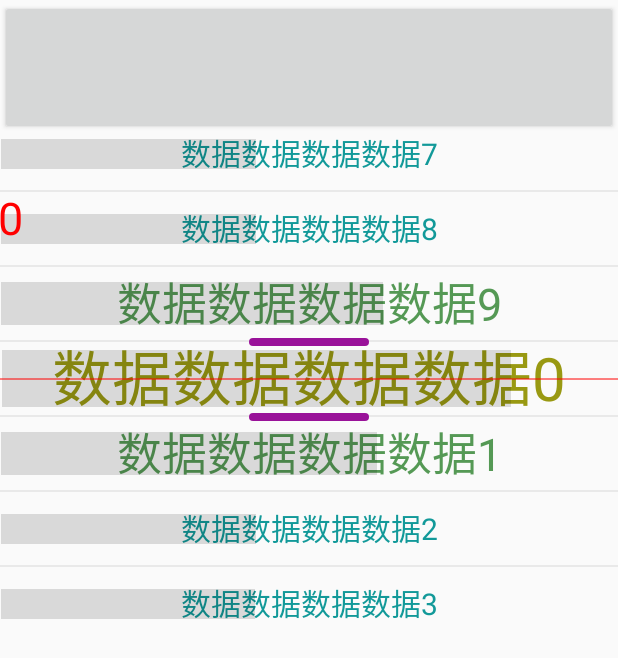
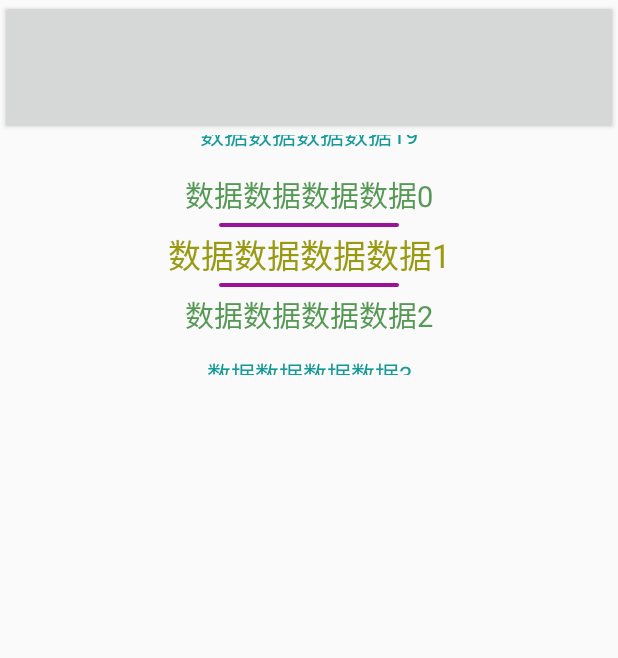
Before and after one commit to waterfaity/WaterFairyLibrary, an Android app: the screen it shows after launch (MainActivity), on a phone screen of 412 x 824 dp. Shown: the top 658 px of the screen. Run offline under Robolectric (Android 15) with nearby library versions, the phone set to English and light mode, and no system bars.

Commit message:
1.优化

```diff
--- a/app/src/main/java/com/waterfairy/application/MainActivity.kt
+++ b/app/src/main/java/com/waterfairy/application/MainActivity.kt
@@ -6,6 +6,7 @@ import com.google.android.material.snackbar.Snackbar
 import androidx.appcompat.app.AppCompatActivity
 import android.view.Menu
 import android.view.MenuItem
+import kotlinx.android.synthetic.main.activity_main.*
 
 class MainActivity : AppCompatActivity() {
 
@@ -13,6 +14,9 @@ class MainActivity : AppCompatActivity() {
         super.onCreate(savedInstanceState)
         setContentView(R.layout.activity_main)
 
+        pick_view.setOnPickListener { button.text = it.toString() }
+        button.setOnClickListener { view -> pick_view.currentPos = 10 }
+
     }
 
 
--- a/app/src/main/res/layout/activity_main.xml
+++ b/app/src/main/res/layout/activity_main.xml
@@ -8,25 +8,29 @@
     tools:context=".MainActivity">
 
     <Button
+        android:id="@+id/button"
         android:layout_width="match_parent"
         android:layout_height="90dp" />
 
 
     <com.waterfairy.librarypickerview.PickerView
+        android:id="@+id/pick_view"
         android:layout_width="match_parent"
-        android:layout_height="326dp"
+        android:layout_height="160dp"
         android:layout_gravity="center"
         app:centerDataTextColor="#999912"
-        app:centerDataTextSize="40dp"
+        app:centerDataTextSize="22dp"
+        app:currentPos="1"
         app:diverLineColor="#991299"
-        app:diverLineHeight="6dp"
+        app:diverLineHeight="3dp"
         app:diverLineRadius="5dp"
-        app:diverLineWidth="80dp"
+        app:diverLineWidth="120dp"
         app:firstDataTextColor="#129999"
-        app:firstDataTextSize="20dp"
-        app:itemHeight="50dp"
+        app:firstDataTextSize="16dp"
+        app:flyingAble="true"
+        app:itemHeight="40dp"
         app:loopAble="true"
-        app:showDataSize="4"
+        app:showDataSize="5"
         app:showStyle="CENTER" />
 
 
--- a/libraryPickerView/src/main/java/com/waterfairy/librarypickerview/PickerView.java
+++ b/libraryPickerView/src/main/java/com/waterfairy/librarypickerview/PickerView.java
@@ -32,7 +32,7 @@ public class PickerView extends View {
     //当前位置
     private int currentPos = 0;
     //展示的数据个数
-    private int showDataSize = 3;
+    private int showDataSize = 5;
     //偏移量
     private int firstDataTransX;
     private int centerDataTransX;
@@ -42,6 +42,9 @@ public class PickerView extends View {
     //文本颜色
     private int firstDataTextColor = Color.CYAN;
     private int centerDataTextColor = Color.BLUE;
+
+    private boolean loopAble = true;
+    private boolean flyingAble = true;
 
     //分割线
     private int diverLineWidth;
@@ -69,10 +72,12 @@ public class PickerView extends View {
     private int dTransX;
 
 
-    //初始滚动X
-    private int oriScrollY;
+    //初始滚动X(非循环最大滚动Y)
+    private float oriScrollY;
+    //非循环 最小滚动y
+    private float oriMinScrollY;
     //滚动x
-    private int scrollY;
+    private float scrollY;
     //中间数据: 计算文本宽高数值
     private final Rect tempRect = new Rect();
     //按下y坐标
@@ -86,6 +91,13 @@ public class PickerView extends View {
     //手指松开  自动滚到到当前下标
     private final AnimEndTool animEndTool;
 
+    //触摸移动
+    private final int MOVE_TYPE_TOUCH = 0;
+    //飞滚
+    private final int MOVE_TYPE_FLYING = 1;
+    //移动到指定目标的动画
+    private final int MOVE_TYPE_ANIM = 2;
+
     private OnPickListener onPickListener;
 
     public PickerView(Context context) {
@@ -96,9 +108,12 @@ public class PickerView extends View {
     public PickerView(Context context, AttributeSet attrs) {
         super(context, attrs);
 
-
         if (attrs != null) {
             TypedArray typedArray = context.obtainStyledAttributes(attrs, R.styleable.PickerView);
+
+            flyingAble = typedArray.getBoolean(R.styleable.PickerView_flyingAble, flyingAble);
+            loopAble = typedArray.getBoolean(R.styleable.PickerView_loopAble, loopAble);
+            currentPos = typedArray.getInt(R.styleable.PickerView_currentPos, currentPos);
 
             firstDataTextSize = typedArray.getDimensionPixelSize(R.styleable.PickerView_firstDataTextSize, firstDataTextSize);
             centerDataTextSize = typedArray.getDimensionPixelSize(R.styleable.PickerView_centerDataTextSize, centerDataTextSize);
@@ -125,18 +140,19 @@ public class PickerView extends View {
         paint = new Paint();
         paint.setAntiAlias(true);
         dataList = new ArrayList<>();
-        for (int i = 0; i < 10; i++) {
+        for (int i = 0; i < 20; i++) {
             dataList.add("数据数据数据数据" + i);
         }
         //飞滚
         gestureFlingTool = new GestureFlingTool(new GestureFlingTool.OnFlingListener() {
             @Override
             public void onFling(int x, int y, int dX, int dY) {
-                onMove(y);
+                onMove(MOVE_TYPE_FLYING, y);
             }
 
             @Override
             public void onFlingEnd(float x, float y) {
+
                 onUp(y);
             }
         });
@@ -144,21 +160,12 @@ public class PickerView extends View {
         animEndTool = new AnimEndTool(new AnimEndTool.OnAnimEndListener() {
             @Override
             public void onAnimEnd(float current) {
-                //根据偏移位置计算偏移下标
-                //偏移位置 取正
-                //(scrollY - oriScrollY) % allHeight + allHeight
-                //偏移数量
-                //(((scrollY - oriScrollY) % allHeight + allHeight) / itemHeight)
-                //反向 去1 得当前下标
-                currentPos = dataList.size() - 1 -
-                        (((((scrollY - oriScrollY) % allItemHeight + allItemHeight)) % allItemHeight / itemHeight));
-                if (onPickListener != null) onPickListener.onPick(currentPos);
-//                Log.i(TAG, "onAnimEnd: " + currentPos);
+                calcPos();
             }
 
             @Override
             public void onAnimUpdating(float current) {
-                onMove(current);
+                onMove(MOVE_TYPE_ANIM, current);
             }
         });
         //手势
@@ -169,6 +176,20 @@ public class PickerView extends View {
                 return true;
             }
         });
+    }
+
+    private void calcPos() {
+        //根据偏移位置计算偏移下标
+        //偏移位置 取正
+        //(scrollY - oriScrollY) % allHeight + allHeight
+        //偏移数量
+        //(((scrollY - oriScrollY) % allHeight + allHeight) / itemHeight)
+        //反向 去1 得当前下标
+        float tempPos = dataList.size() - 1 -
+                (((((scrollY - oriScrollY - itemHeight) % allItemHeight + allItemHeight)) % allItemHeight / itemHeight));
+        currentPos = Math.round(tempPos);
+        if (onPickListener != null) onPickListener.onPick(currentPos);
+//                Log.i(TAG, "onAnimEnd: " + currentPos);
     }
 
 
@@ -182,20 +203,36 @@ public class PickerView extends View {
      * 初始化数据
      */
     private void initData() {
-        centerY = (getHeight() >> 1);
-        centerX = (getWidth() >> 1);
+        //对下标处理
+        if (dataList.size() - 1 < currentPos) {
+            currentPos = dataList.size() - 1;
+        }
+        if (currentPos < 0) currentPos = 0;
+        //中心xy
+        centerY = getHeight() >> 1;
+        centerX = getWidth() >> 1;
+        //半个条目高度
         halfItemHeight = itemHeight >> 1;
+        //所有数据最高占用高度
         allItemHeight = dataList.size() * itemHeight;
+        //文本可改变的最大垂直距离
         chaneHeightRange = (showDataSize >> 1) * itemHeight;
+        //文本大小最大差距
         dTextSize = centerDataTextSize - firstDataTextSize;
-        scrollY = oriScrollY = (int) ((getHeight() >> 1) + 0.5F * itemHeight);
+        //y轴最初偏移距离
+        oriScrollY = (int) (centerY + 0.5F * itemHeight);
+        oriMinScrollY = oriScrollY - allItemHeight + itemHeight;
+        scrollY = oriScrollY - currentPos * itemHeight;
+        //x轴最大偏移距离
         dTransX = centerDataTransX - firstDataTransX;
         Log.i(TAG, "initData: oriScrollY:" + oriScrollY);
 
+
         if (showStyle == STYLE_CENTER) {
+            //设置文本绘制样式
             paint.setTextAlign(Paint.Align.CENTER);
+            //指示线 两条
             if (diverLineWidth != 0 && diverLineHeight != 0) {
-
                 float halfLineWidth = diverLineWidth >> 1;
                 float halfLineHeight = diverLineHeight >> 1;
                 diverLineY1 = new RectF(centerX - halfLineWidth, centerY - halfLineHeight - halfItemHeight, centerX + halfLineWidth, centerY + halfLineHeight - halfItemHeight);
@@ -204,17 +241,39 @@ public class PickerView extends View {
         }
     }
 
+
+    public int getCurrentPos() {
+        return currentPos;
+    }
+
+    public void setCurrentPos(int pos) {
+        //对下标处理
+        currentPos = pos;
+        if (dataList.size() - 1 < currentPos) {
+            currentPos = dataList.size() - 1;
+        }
+        if (currentPos < 0) currentPos = 0;
+        scrollY = oriScrollY - currentPos * itemHeight;
+        invalidate();
+        calcPos();
+    }
+
+    public void setDataList(List<Object> dataList) {
+        this.dataList = dataList;
+    }
+
     @Override
     public boolean onTouchEvent(MotionEvent event) {
         if (event.getAction() == MotionEvent.ACTION_DOWN) {
+            //手指按下, 停止
             gestureFlingTool.stop();
             animEndTool.stop();
         }
-        if (detector.onTouchEvent(event)) return true;
+        if (flyingAble && detector.onTouchEvent(event)) return true;
         if (event.getAction() == MotionEvent.ACTION_DOWN) {
             downY = event.getY();
         } else if (event.getAction() == MotionEvent.ACTION_MOVE) {
-            onMove(event.getY());
+            onMove(MOVE_TYPE_TOUCH, event.getY());
         } else if (event.getAction() == MotionEvent.ACTION_UP) {
             onUp(event.getY());
         }
@@ -225,29 +284,57 @@ public class PickerView extends View {
     /**
      * 触摸移动中
      *
+     * @param type
      * @param touchY
      */
-    private void onMove(float touchY) {
+    private void onMove(int type, float touchY) {
         //刷新
-        scrollY += (touchY - downY);
-        downY = touchY;
+        if (loopAble) {
+            scrollY += (touchY - downY);
+            downY = touchY;
+        } else {
+            //非循环 边界判断
+            float tempScrollY = (scrollY + (touchY - downY));
+            //是否超出边界
+            boolean isOverEdge;
+            if (isOverEdge = tempScrollY > oriScrollY) {
+                //上滚边界
+                scrollY = oriScrollY;
+            } else if (isOverEdge = tempScrollY < oriMinScrollY) {
+                //下滚边界
+                scrollY = oriMinScrollY;
+            } else {
+                //上下边界内
+                scrollY += (touchY - downY);
+                downY = touchY;
+            }
+            if (isOverEdge && type == MOVE_TYPE_FLYING) {
+                //超出边界 不再滚动
+                gestureFlingTool.stop();
+                calcPos();
+            }
+        }
         invalidate();
     }
 
 
     /**
-     * 触摸抬起
+     * 触摸抬起 计算附近的目标位置
      *
      * @param touchY
      */
     private void onUp(float touchY) {
-        scrollY += (touchY - downY);
+        scrollY += touchY - downY;
+        downY = touchY;
+
 
         float absHeight = ((scrollY - centerY) % itemHeight + itemHeight) % itemHeight;
 
         float dY = absHeight - halfItemHeight;
 
         float posY = touchY - dY;
+
+        Log.i(TAG, "onUp: " + posY + " scrollY:" + scrollY + " targetY:" + (scrollY + dY));
 
         animEndTool.startAnimEnd(touchY, posY);
     }
@@ -269,11 +356,11 @@ public class PickerView extends View {
             canvas.drawRoundRect(diverLineY2, diverLineRadius, diverLineRadius, paint);
         }
 
-        //中心线
-        paint.setColor(Color.RED);
-        canvas.drawLine(0, getHeight() >> 1, getWidth(), getHeight() >> 1, paint);
+//        //中心线
+//        paint.setColor(Color.RED);
+//        canvas.drawLine(0, centerY, getWidth(), centerY, paint);
 
-        canvas.drawText(currentPos + "", 10, 100, paint);
+//        canvas.drawText(currentPos + "", 10, 100, paint);
     }
 
 
@@ -282,10 +369,10 @@ public class PickerView extends View {
      */
     private void calcTextParams(Canvas canvas, int pos) {
 
-        int currentY = pos * itemHeight + scrollY;
-
-        //求余  为负? otalHeight  :  0;
-        int currentStartY = (currentStartY = currentY % allItemHeight) + (currentStartY < 0 ? allItemHeight : 0);
+        float currentStartY = pos * itemHeight + scrollY;
+        if (loopAble)
+            //求余  为负? otalHeight  :  0;
+            currentStartY = (currentStartY = currentStartY % allItemHeight) + (currentStartY < 0 ? allItemHeight : 0);
 
         //超出边界不绘制
         if (currentStartY < 0 || currentStartY - itemHeight - getHeight() > 0) return;
@@ -302,10 +389,10 @@ public class PickerView extends View {
      * @param y
      * @return
      */
-    private void drawText(Canvas canvas, int pos, int y) {
+    private void drawText(Canvas canvas, int pos, float y) {
 
         //距离中心位置 差距
-        int dHeight = y - halfItemHeight - centerY;
+        float dHeight = y - halfItemHeight - centerY;
 
         //在 界限之外的处理为在界限上
         if (dHeight < -chaneHeightRange || dHeight > chaneHeightRange) dHeight = chaneHeightRange;
@@ -314,7 +401,8 @@ public class PickerView extends View {
         float ratio = 1 - Math.abs(dHeight) / (float) chaneHeightRange;
 
         //计算此时的文本大小
-        float currentTextSize = firstDataTextSize + ratio * dTextSize;
+        float currentTextSize = Math.round(firstDataTextSize + ratio * dTextSize);
+
 
         //计算颜色
         int currentColor = firstDataTextColor;
@@ -326,17 +414,17 @@ public class PickerView extends View {
         paint.setTextSize(currentTextSize);
         paint.getTextBounds(text, 0, text.length(), tempRect);
         paint.setColor(currentColor);
-        if (pos == 0)
-            Log.i(TAG, "drawText: " + currentTextSize + "\t" + tempRect.width());
+//        if (pos == 0)
+//            Log.i(TAG, "drawText: " + currentTextSize + "\t" + tempRect.width());
 
         //当前y
-        int currentY = y - ((itemHeight - tempRect.height()) >> 1) - tempRect.bottom;
+        float currentY = Math.round(y - ((itemHeight - tempRect.height()) >> 1) - tempRect.bottom);
 
         //当前x
         int currentX = 0;
         if (showStyle == STYLE_CENTER) {
             //中心位置
-            currentX = getWidth() >> 1;
+            currentX = centerX;
         } else if (showStyle == STYLE_LEFT) {
             //左侧
             currentX = (int) (firstDataTransX + dTransX * ratio);
@@ -344,14 +432,16 @@ public class PickerView extends View {
             //右侧
             currentX = getWidth() - tempRect.width() - (int) (firstDataTransX + dTransX * ratio);
         }
+//        canvas.drawText(text + currentY + "-" + currentTextSize, currentX, currentY, paint);
+        canvas.drawText(text, Math.round(currentX), currentY, paint);
 
-        canvas.drawText(text, currentX, currentY, paint);
 
-        tempRect.bottom += currentY;
-        tempRect.top += currentY;
-        paint.setColor(Color.parseColor("#22000000"));
-        canvas.drawRect(tempRect, paint);
-        canvas.drawLine(0, y, getWidth(), y, paint);
+        //文本边框
+//        tempRect.bottom += currentY;
+//        tempRect.top += currentY;
+//        paint.setColor(Color.parseColor("#22000000"));
+//        canvas.drawRect(tempRect, paint);
+//        canvas.drawLine(0, y, getWidth(), y, paint);
     }
 
 
@@ -377,6 +467,9 @@ public class PickerView extends View {
         return Color.argb((int) (alpha + dAlpha * ratio), (int) (red + dRed * ratio), (int) (green + dGreen * ratio), (int) (blue + dBlue * ratio));
     }
 
+    public void setOnPickListener(OnPickListener onPickListener) {
+        this.onPickListener = onPickListener;
+    }
 
     /**
      * 选择监听
--- a/libraryPickerView/src/main/res/values/attrs.xml
+++ b/libraryPickerView/src/main/res/values/attrs.xml
@@ -2,6 +2,8 @@
 <resources>
     <declare-styleable name="PickerView">
 
+        <!--        是否可以循环-->
+        <attr name="currentPos" format="integer" />
         <!--        展示数据数量-->
         <attr name="showDataSize" format="integer" />
         <!--        第一个数据偏移量-->
@@ -22,6 +24,8 @@
             <enum name="LEFT" value="1" />
             <enum name="RIGHT" value="2" />
         </attr>
+        <!--        是否可以飞滚-->
+        <attr name="flyingAble" format="boolean" />
         <!--        是否可以循环-->
         <attr name="loopAble" format="boolean" />
         <!--        高度间距-->
```
